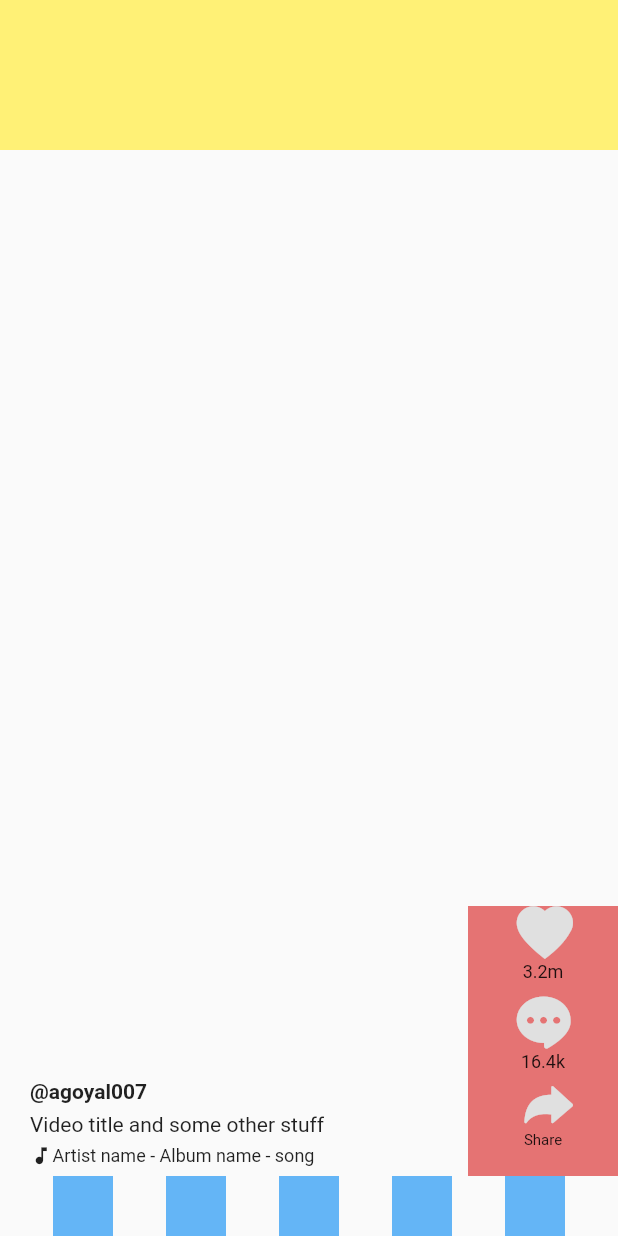
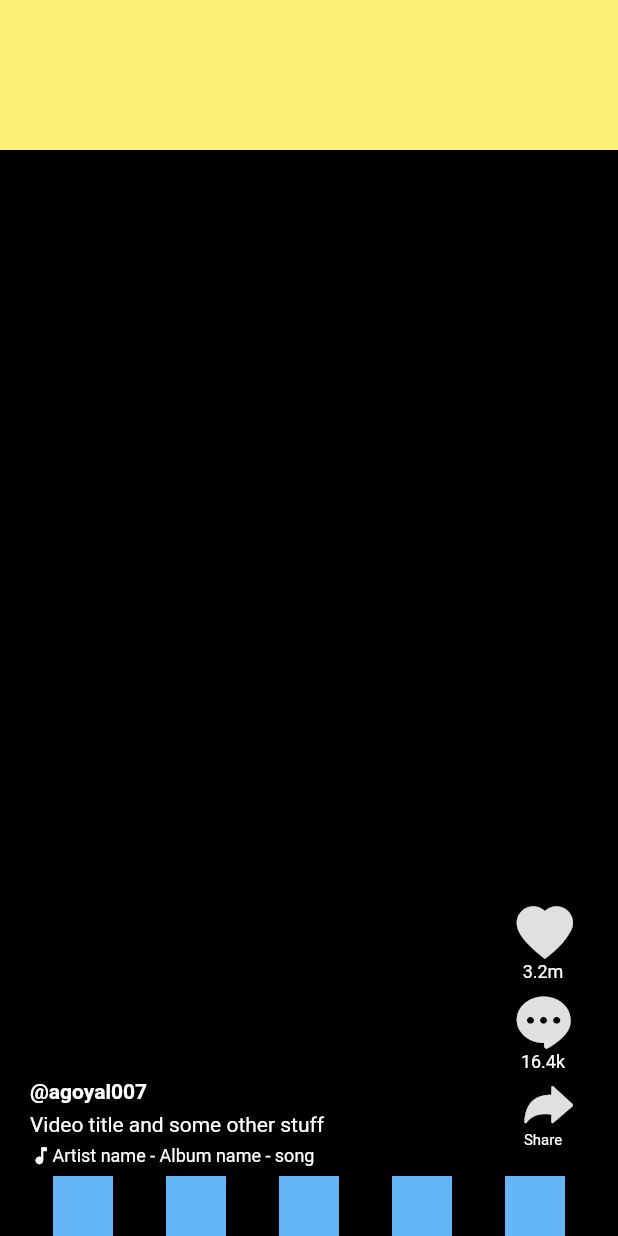
Before and after one commit to ayushgoyal7796/TickTokClone-flutter-ui, a Flutter app: the screen it shows after launch, on a phone screen of 412 x 824 dp. Run offline on Flutter 3.47's test engine with Material 2 defaults, Android fonts, the phone set to English and light mode, and no system bars.

Commit message:
update theme

```diff
--- a/lib/main.dart
+++ b/lib/main.dart
@@ -9,6 +9,11 @@ class MyApp extends StatelessWidget {
     return MaterialApp(
       title: 'TikTok',
       debugShowCheckedModeBanner: false,
+      theme: ThemeData(
+        textTheme: Theme.of(context)
+            .textTheme
+            .apply(bodyColor: Colors.white, displayColor: Colors.white),
+      ),
       home: HomeScreen(),
     );
   }
--- a/lib/screens/home/home.dart
+++ b/lib/screens/home/home.dart
@@ -7,6 +7,7 @@ class HomeScreen extends StatelessWidget {
   @override
   Widget build(BuildContext context) {
     return Scaffold(
+      backgroundColor: Colors.black,
       body: Column(
         children: <Widget>[
           // Top Section
--- a/lib/screens/home/widgets/actions_toolbar.dart
+++ b/lib/screens/home/widgets/actions_toolbar.dart
@@ -7,7 +7,6 @@ class ActionsToolbar extends StatelessWidget {
   Widget build(BuildContext context) {
     return Container(
       width: 100.0,
-      color: Colors.red[300],
       child: Column(
         mainAxisSize: MainAxisSize.min,
         children: <Widget>[
--- a/lib/screens/home/widgets/video_description.dart
+++ b/lib/screens/home/widgets/video_description.dart
@@ -21,6 +21,7 @@ class VideoDescription extends StatelessWidget {
                 Icon(
                   Icons.music_note,
                   size: 15.0,
+                  color: Colors.white,
                 ),
                 Text(
                   'Artist name - Album name - song',
```
